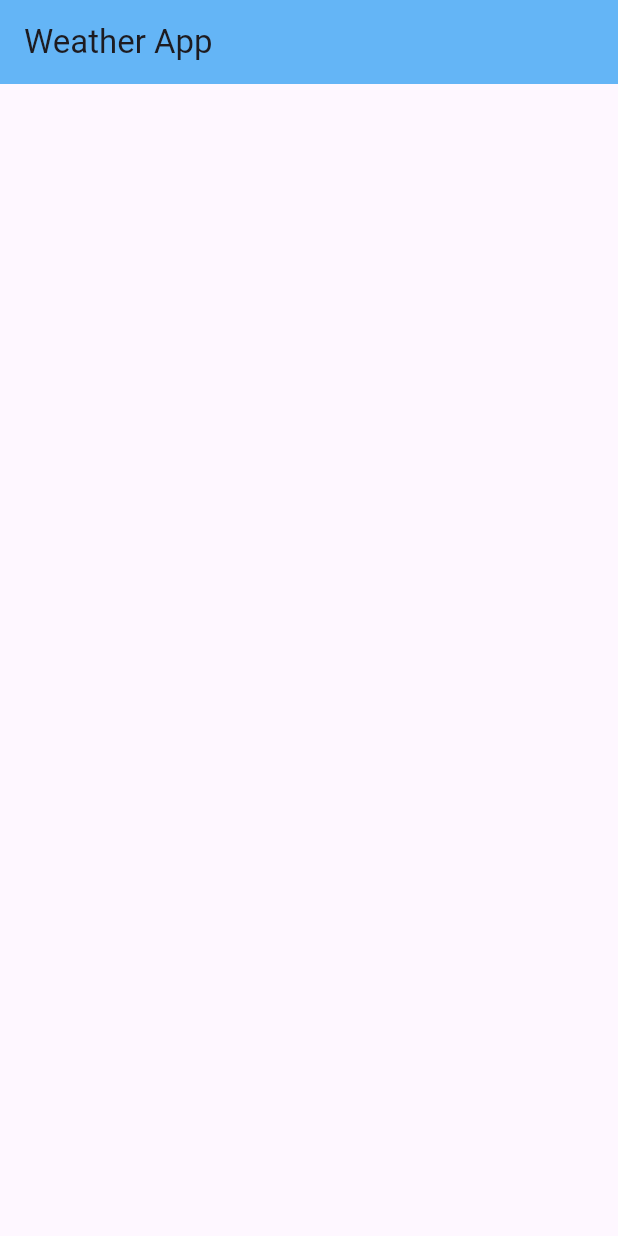
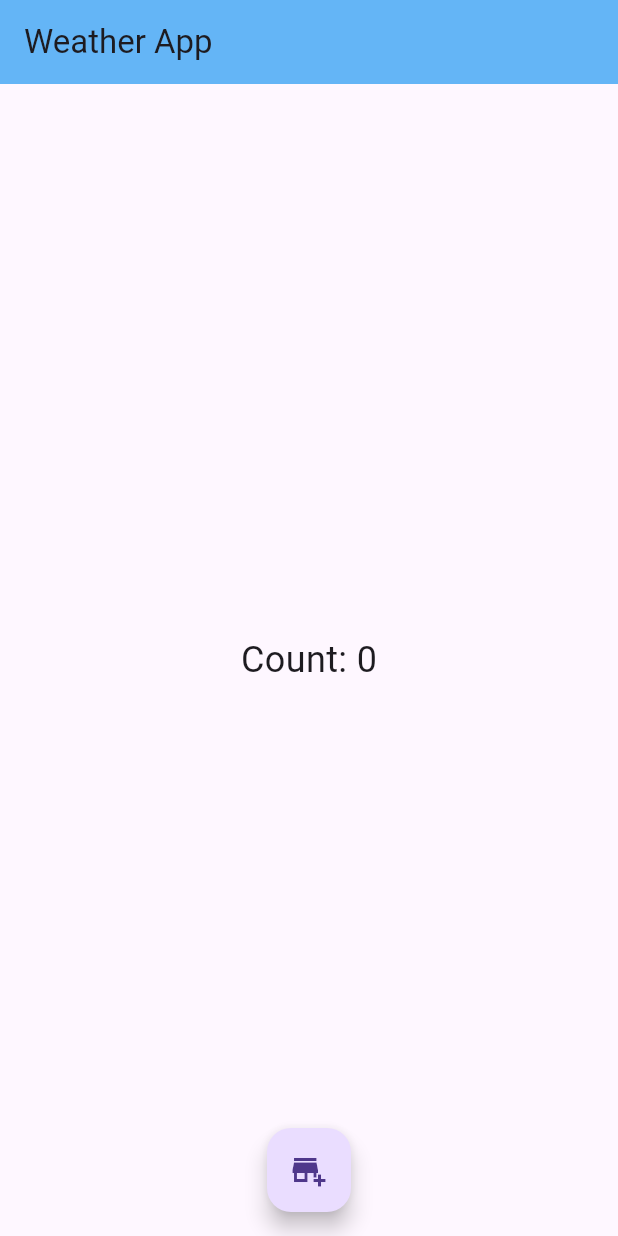
Before and after one commit to DanyHttp/weather-app, a Flutter app: the screen it shows after launch, on a phone screen of 412 x 824 dp. Run offline on Flutter 3.47's test engine with Material 3 defaults, Android fonts, the phone set to English and light mode, and no system bars.

Commit message:
add increament

```diff
--- a/lib/main.dart
+++ b/lib/main.dart
@@ -1,21 +1,36 @@
 import 'package:flutter/material.dart';
 
 void main() {
-  runApp(const Home());}
-
+  runApp(const Home());
+}
 
 class Home extends StatelessWidget {
   const Home({super.key});
 
   @override
   Widget build(BuildContext context) {
-    return const MaterialApp(debugShowCheckedModeBanner: false,
-    home: MyWidget());
+    return const MaterialApp(
+      debugShowCheckedModeBanner: false,
+      home: MyWidget(),
+    );
   }
 }
 
-class MyWidget extends StatelessWidget {
+class MyWidget extends StatefulWidget {
   const MyWidget({super.key});
+
+  @override
+  _MyWidgetState createState() => _MyWidgetState();
+}
+
+class _MyWidgetState extends State<MyWidget> {
+  int _count = 0;
+
+  void _incrementCounter() {
+    setState(() {
+      _count++;
+    });
+  }
 
   @override
   Widget build(BuildContext context) {
@@ -23,8 +38,18 @@ class MyWidget extends StatelessWidget {
       appBar: AppBar(
         backgroundColor: Colors.blue.shade300,
         title: const Text("Weather App"),
-
       ),
+      body: Center(
+        child: Text(
+          'Count: $_count',
+          style: const TextStyle(fontSize: 24),
+        ),
+      ),
+      floatingActionButton: FloatingActionButton(
+        onPressed: _incrementCounter,
+        child: const Icon(Icons.add_business),
+      ),
+      floatingActionButtonLocation: FloatingActionButtonLocation.centerFloat,
     );
   }
 }
```
